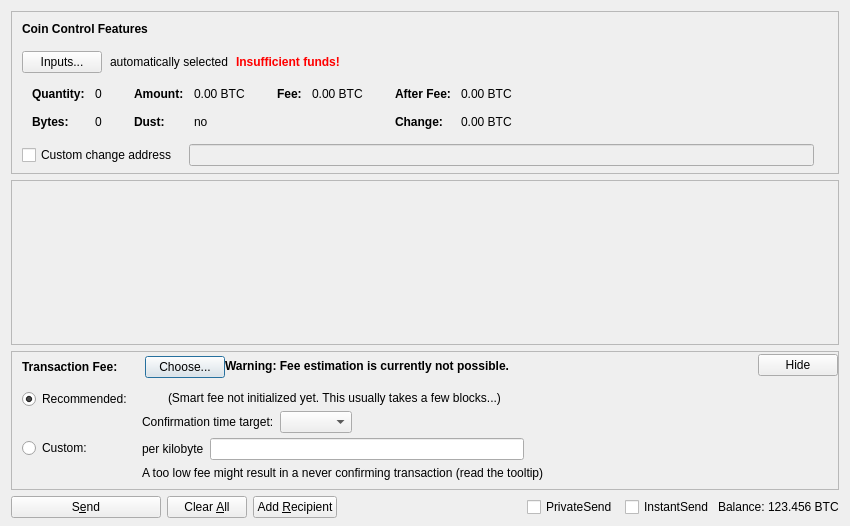
zentoshi/zentoshi, file src/qt/forms/sendcoinsdialog.ui: the form before one commit.
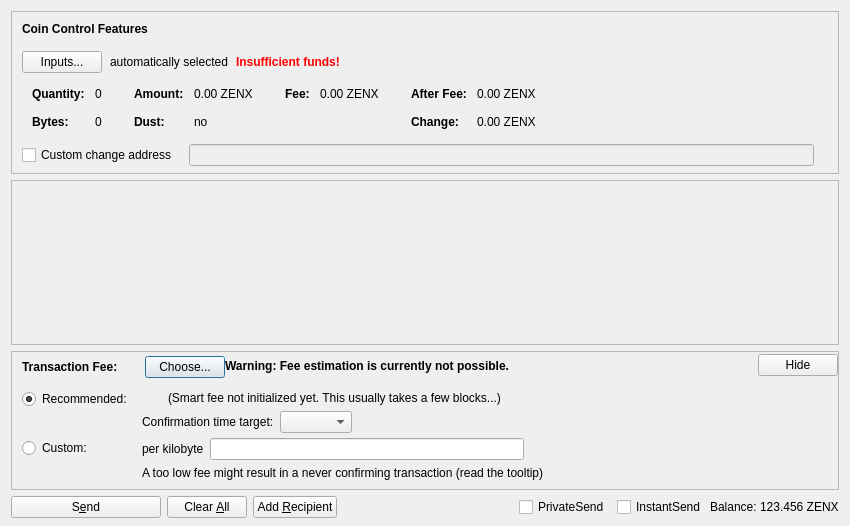
The form after the commit. Icons and pictures are not drawn. Custom widgets are drawn as their Qt base class.

Diff of the .ui file:
```diff
--- a/src/qt/forms/sendcoinsdialog.ui
+++ b/src/qt/forms/sendcoinsdialog.ui
@@ -324,7 +324,7 @@
                   <enum>Qt::ActionsContextMenu</enum>
                  </property>
                  <property name="text">
-                  <string notr="true">0.00 BTC</string>
+                  <string notr="true">0.00 ZENX</string>
                  </property>
                  <property name="textInteractionFlags">
                   <set>Qt::LinksAccessibleByMouse|Qt::TextSelectableByKeyboard|Qt::TextSelectableByMouse</set>
@@ -404,7 +404,7 @@
                   <enum>Qt::ActionsContextMenu</enum>
                  </property>
                  <property name="text">
-                  <string notr="true">0.00 BTC</string>
+                  <string notr="true">0.00 ZENX</string>
                  </property>
                  <property name="textInteractionFlags">
                   <set>Qt::LinksAccessibleByMouse|Qt::TextSelectableByKeyboard|Qt::TextSelectableByMouse</set>
@@ -455,7 +455,7 @@
                   <enum>Qt::ActionsContextMenu</enum>
                  </property>
                  <property name="text">
-                  <string notr="true">0.00 BTC</string>
+                  <string notr="true">0.00 ZENX</string>
                  </property>
                  <property name="textInteractionFlags">
                   <set>Qt::LinksAccessibleByMouse|Qt::TextSelectableByKeyboard|Qt::TextSelectableByMouse</set>
@@ -484,7 +484,7 @@
                   <enum>Qt::ActionsContextMenu</enum>
                  </property>
                  <property name="text">
-                  <string notr="true">0.00 BTC</string>
+                  <string notr="true">0.00 ZENX</string>
                  </property>
                  <property name="textInteractionFlags">
                   <set>Qt::LinksAccessibleByMouse|Qt::TextSelectableByKeyboard|Qt::TextSelectableByMouse</set>
@@ -1230,7 +1230,7 @@
           <cursorShape>IBeamCursor</cursorShape>
          </property>
          <property name="text">
-          <string notr="true">123.456 BTC</string>
+          <string notr="true">123.456 ZENX</string>
          </property>
          <property name="textInteractionFlags">
           <set>Qt::LinksAccessibleByMouse|Qt::TextSelectableByKeyboard|Qt::TextSelectableByMouse</set>
```
